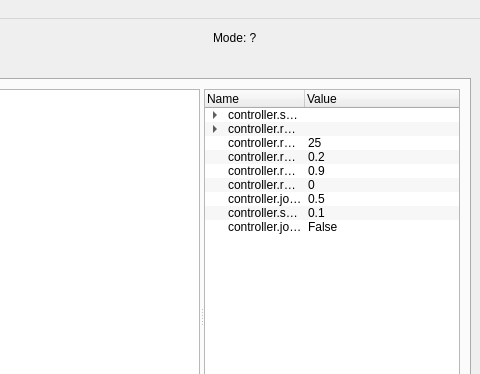
Before: the Qt Designer form stompy/ui/stompy.ui in braingram/stompy, drawn with Qt 5; both pictures show x 324 to 804 and y 0 to 374 of the 804 by 584 pixel window.
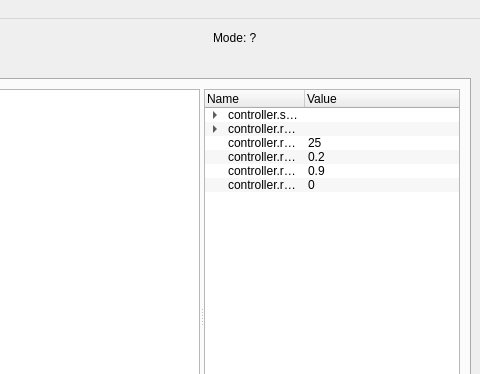
After: the same form once the commit is applied. Custom widgets are drawn as their Qt base class.

Commit message: removing joystick smoothing

Diff of the .ui file:
```diff
--- a/stompy/ui/stompy.ui
+++ b/stompy/ui/stompy.ui
@@ -940,39 +940,6 @@
                <set>ItemIsSelectable|ItemIsEditable|ItemIsDragEnabled|ItemIsUserCheckable|ItemIsEnabled</set>
               </property>
              </item>
-             <item>
-              <property name="text">
-               <string>controller.joy.settle_time</string>
-              </property>
-              <property name="text">
-               <string>0.5</string>
-              </property>
-              <property name="flags">
-               <set>ItemIsSelectable|ItemIsEditable|ItemIsDragEnabled|ItemIsUserCheckable|ItemIsEnabled</set>
-              </property>
-             </item>
-             <item>
-              <property name="text">
-               <string>controller.send_target_dt</string>
-              </property>
-              <property name="text">
-               <string>0.1</string>
-              </property>
-              <property name="flags">
-               <set>ItemIsSelectable|ItemIsEditable|ItemIsDragEnabled|ItemIsUserCheckable|ItemIsEnabled</set>
-              </property>
-             </item>
-             <item>
-              <property name="text">
-               <string>controller.joy_smoothing</string>
-              </property>
-              <property name="text">
-               <string>False</string>
-              </property>
-              <property name="flags">
-               <set>ItemIsSelectable|ItemIsEditable|ItemIsDragEnabled|ItemIsUserCheckable|ItemIsEnabled</set>
-              </property>
-             </item>
             </widget>
            </widget>
           </item>
```
The commit also changes 3 other files.
